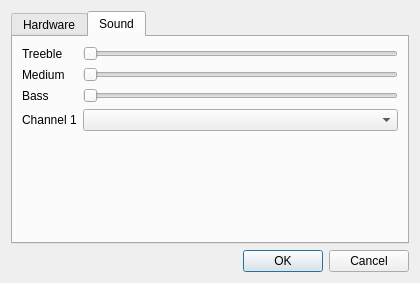
Old version of the form src/client/gui/configuration_dialog.ui in the repository sush/Live-Jamming.
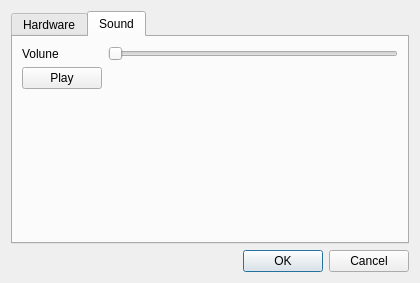
New version of the form. The open tabs and pages were chosen to show the change.

Patch:
```diff
--- a/src/client/gui/configuration_dialog.ui
+++ b/src/client/gui/configuration_dialog.ui
@@ -41,57 +41,29 @@
        <string>Sound</string>
       </attribute>
       <layout class="QFormLayout" name="formLayout">
-       <item row="0" column="1">
-        <widget class="QSlider" name="horizontalSlider">
-         <property name="orientation">
-          <enum>Qt::Horizontal</enum>
-         </property>
-        </widget>
-       </item>
+       <property name="fieldGrowthPolicy">
+        <enum>QFormLayout::AllNonFixedFieldsGrow</enum>
+       </property>
        <item row="0" column="0">
-        <widget class="QLabel" name="label">
-         <property name="text">
-          <string>Treeble</string>
-         </property>
-        </widget>
-       </item>
-       <item row="1" column="0">
-        <widget class="QLabel" name="label_2">
-         <property name="text">
-          <string>Medium</string>
-         </property>
-        </widget>
-       </item>
-       <item row="1" column="1">
-        <widget class="QSlider" name="horizontalSlider_2">
-         <property name="orientation">
-          <enum>Qt::Horizontal</enum>
-         </property>
-        </widget>
-       </item>
-       <item row="2" column="0">
         <widget class="QLabel" name="label_3">
          <property name="text">
-          <string>Bass</string>
+          <string>Volune</string>
          </property>
         </widget>
        </item>
-       <item row="3" column="0">
-        <widget class="QLabel" name="label_4">
-         <property name="text">
-          <string>Channel 1</string>
-         </property>
-        </widget>
-       </item>
-       <item row="2" column="1">
+       <item row="0" column="1">
         <widget class="QSlider" name="horizontalSlider_3">
          <property name="orientation">
           <enum>Qt::Horizontal</enum>
          </property>
         </widget>
        </item>
-       <item row="3" column="1">
-        <widget class="QComboBox" name="comboBox_2"/>
+       <item row="1" column="0">
+        <widget class="QPushButton" name="pushButton">
+         <property name="text">
+          <string>Play</string>
+         </property>
+        </widget>
        </item>
       </layout>
      </widget>
```
Left out of the diff: 27 changed lines with no effect on the pictures.
